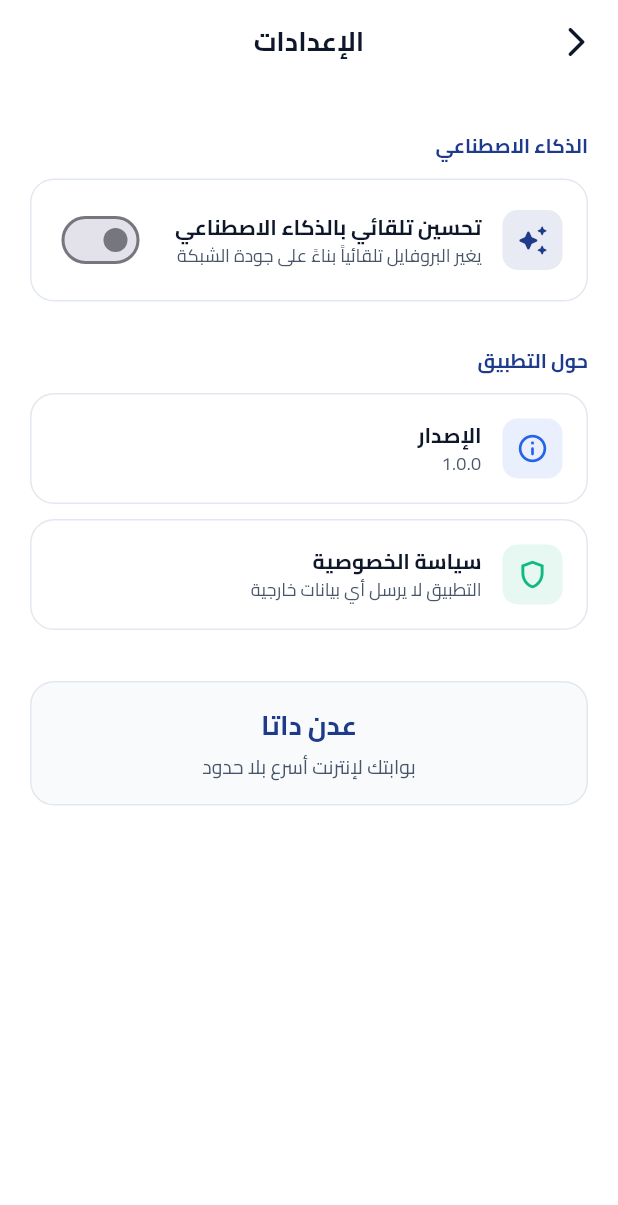
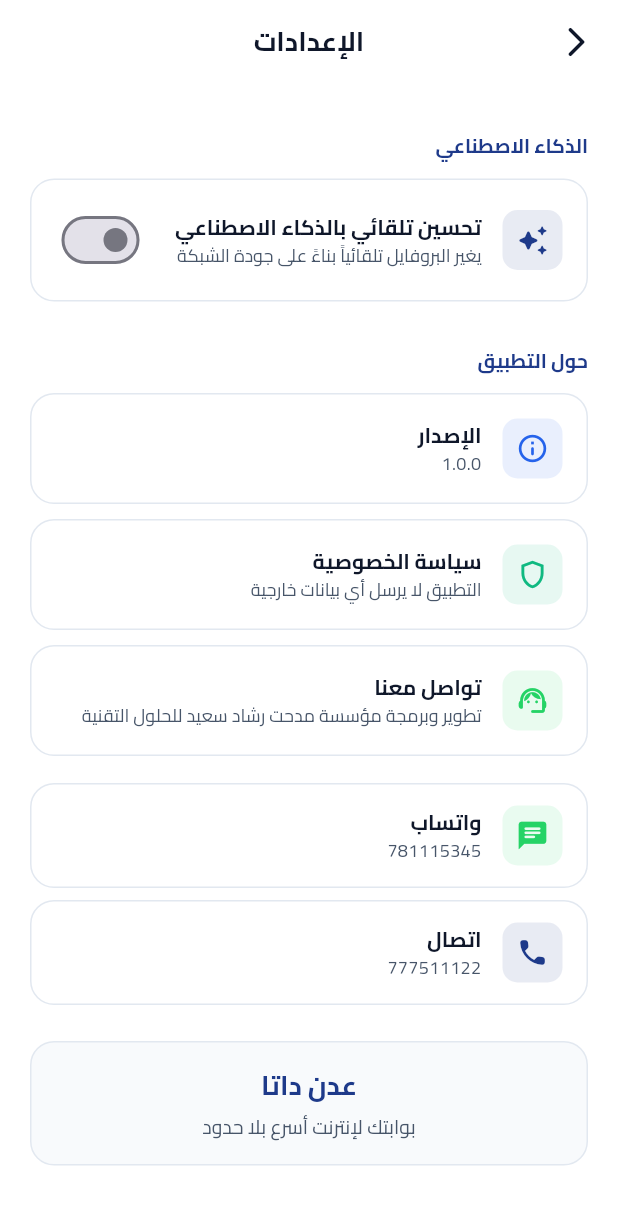
Before and after one commit to benalmalla2015-cell/Aden-Data, a Flutter app: the SettingsScreen screen opened by its route, on a phone screen of 412 x 824 dp. Shown: the top 1205 px of the screen. Run offline on Flutter 3.47's test engine with Material 3 defaults, Android fonts, the phone set to English and light mode, and no system bars; our stand-ins replace flutter_riverpod, go_router, shared_preferences; accounts and stored records are empty.

Commit message:
feat(v2.2): logo + contact card + speed fix + GLOBAL mode
UI changes:
- Splash screen: shows app icon instead of blank white
- AppBar: displays logo image asset
- AdenLogo widget: reads from assets/images/logo.jpg with painter fallback
- Settings: add 'Contact Us' card + WhatsApp 781115345 + Phone 777511122
- Remove 'built with Flutter+Kotlin' dev text

Kotlin fixes:
- AdenVpnService: use getTotalRxBytes/getTotalTxBytes for reliable speed
  (per-UID stats require READ_PHONE_STATE on Android 10+, often return 0)
- GLOBAL mode: dummy foreground service without VPN interface, still shows
  real system-wide speed in gauge
- VpnBridge: GLOBAL bypasses VPN permission check, starts service normally

Flutter fixes:
- _BigToggleButton: GLOBAL is now clickable and toggles active/inactive
- _NoTargetWarning: hidden when GLOBAL mode selected
- vpn_state.dart: remove special-case GLOBAL stop in toggle/setProfile

```diff
--- a/lib/features/settings/settings_screen.dart
+++ b/lib/features/settings/settings_screen.dart
@@ -68,6 +68,108 @@ class SettingsScreen extends ConsumerWidget {
             iconColor: AdenColors.success,
             title: 'سياسة الخصوصية',
             subtitle: 'التطبيق لا يرسل أي بيانات خارجية',
+          ),
+          _SettingsTile(
+            icon: Icons.support_agent_rounded,
+            iconColor: const Color(0xFF25D366),
+            title: 'تواصل معنا',
+            subtitle: 'تطوير وبرمجة مؤسسة مدحت رشاد سعيد للحلول التقنية',
+          ),
+          const SizedBox(height: 8),
+          Container(
+            padding: const EdgeInsets.symmetric(horizontal: 16, vertical: 14),
+            decoration: BoxDecoration(
+              color: AdenColors.bg,
+              borderRadius: BorderRadius.circular(16),
+              border: Border.all(color: AdenColors.divider),
+            ),
+            child: Row(
+              children: [
+                Container(
+                  width: 40,
+                  height: 40,
+                  decoration: BoxDecoration(
+                    color: const Color(0xFF25D366).withValues(alpha: 0.1),
+                    borderRadius: BorderRadius.circular(10),
+                  ),
+                  child: const Icon(Icons.chat_rounded,
+                      color: Color(0xFF25D366), size: 22),
+                ),
+                const SizedBox(width: 14),
+                const Expanded(
+                  child: Column(
+                    crossAxisAlignment: CrossAxisAlignment.start,
+                    children: [
+                      Text(
+                        'واتساب',
+                        style: TextStyle(
+                          fontFamily: 'Cairo',
+                          fontSize: 14,
+                          fontWeight: FontWeight.w600,
+                          color: AdenColors.textDark,
+                        ),
+                      ),
+                      Text(
+                        '781115345',
+                        style: TextStyle(
+                          fontFamily: 'Cairo',
+                          fontSize: 12,
+                          color: AdenColors.textMid,
+                        ),
+                      ),
+                    ],
+                  ),
+                ),
+              ],
+            ),
+          ),
+          const SizedBox(height: 8),
+          Container(
+            padding: const EdgeInsets.symmetric(horizontal: 16, vertical: 14),
+            decoration: BoxDecoration(
+              color: AdenColors.bg,
+              borderRadius: BorderRadius.circular(16),
+              border: Border.all(color: AdenColors.divider),
+            ),
+            child: Row(
+              children: [
+                Container(
+                  width: 40,
+                  height: 40,
+                  decoration: BoxDecoration(
+                    color: AdenColors.primary.withValues(alpha: 0.1),
+                    borderRadius: BorderRadius.circular(10),
+                  ),
+                  child: const Icon(Icons.phone_rounded,
+                      color: AdenColors.primary, size: 22),
+                ),
+                const SizedBox(width: 14),
+                const Expanded(
+                  child: Column(
+                    crossAxisAlignment: CrossAxisAlignment.start,
+                    children: [
+                      Text(
+                        'اتصال',
+                        style: TextStyle(
+                          fontFamily: 'Cairo',
+                          fontSize: 14,
+                          fontWeight: FontWeight.w600,
+                          color: AdenColors.textDark,
+                        ),
+                      ),
+                      Text(
+                        '777511122',
+                        style: TextStyle(
+                          fontFamily: 'Cairo',
+                          fontSize: 12,
+                          color: AdenColors.textMid,
+                        ),
+                      ),
+                    ],
+                  ),
+                ),
+              ],
+            ),
           ),
           const SizedBox(height: 24),
           Container(
--- a/pubspec.yaml
+++ b/pubspec.yaml
@@ -44,6 +44,7 @@ flutter:
 
   assets:
     - assets/models/net_quality.aden
+    - assets/images/logo.jpg
 
   fonts:
     - family: Cairo
```
Also changed, not shown: lib/core/utils/vpn_state.dart (+2 -15 lines), lib/features/home/home_screen.dart (+12 -21 lines), lib/shared/widgets/aden_logo.dart (+9 -3 lines), assets/images/logo.jpg (added), logo/logo.jpg (added), 3 other files.
